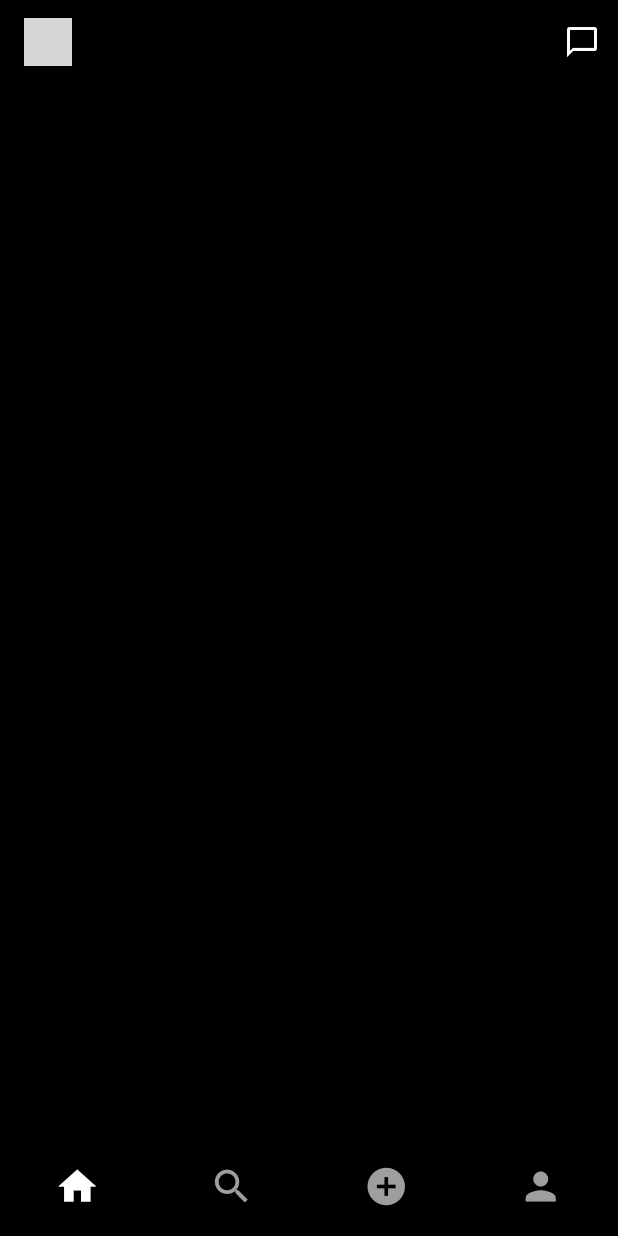
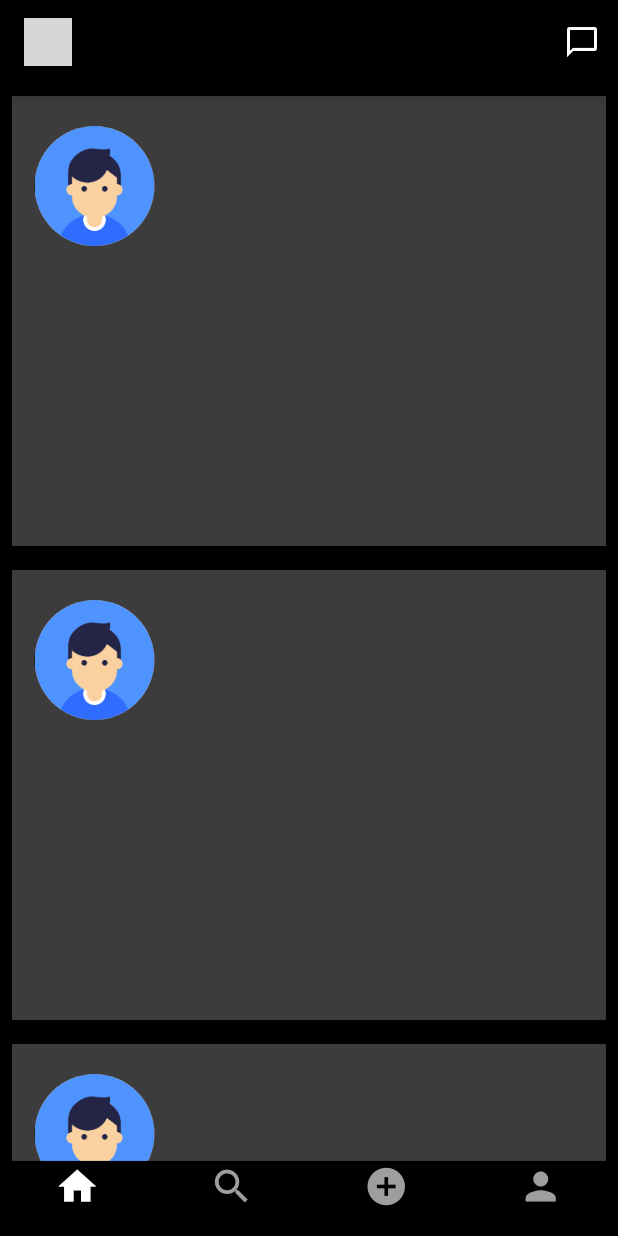
Before and after one commit to AmanuelFeyissa/Wellness-Ethiopia, a Flutter app: the screen it shows once a user with an empty profile is signed in, on a phone screen of 412 x 824 dp. Run offline on Flutter 3.47's test engine with Material 2 defaults, Android fonts, the phone set to English and light mode, and no system bars; our stand-ins replace cloud_firestore, file_picker, firebase_auth, firebase_core, firebase_storage, flutter_chat_types and 5 more; accounts and stored records are empty; grey boxes are pictures that could not be loaded.

Commit message:
Update feed_screen.dart
added list view containers

```diff
--- a/wellness_ethiopia/lib/screens/feed_screen.dart
+++ b/wellness_ethiopia/lib/screens/feed_screen.dart
@@ -55,19 +55,56 @@ class _FeedScreenState extends State<FeedScreen> {
                 child: CircularProgressIndicator(),
               );
             }
-          return ListView.builder(
-            itemCount: snapshot.data!.docs.length,
-            itemBuilder: (ctx, index) => Container(
-              margin: EdgeInsets.symmetric(
-                horizontal: width > webScreenSize ? width * 0.3 : 0,
-                vertical: width > webScreenSize ? 15 : 0,
+            // TODO uncomment later
+            // return ListView.builder(
+            //   itemCount: snapshot.data!.docs.length,
+            //   itemBuilder: (ctx, index) => Container(
+            //     margin: EdgeInsets.symmetric(
+            //       horizontal: width > webScreenSize ? width * 0.3 : 0,
+            //       vertical: width > webScreenSize ? 15 : 0,
+            //     ),
+            //     child: PostCard(
+            //       snap: snapshot.data!.docs[index].data(),
+            //     ),
+            //   ),
+            // );
+            return ListView(
+              children: [
+                //appBar(),
+                // ignore: deprecated_member_use
+
+                SizedBox(
+                  height: 0,
                 ),
-              child: PostCard(
-                snap: snapshot.data!.docs[index].data(),
+                Contain(),
+                Contain(),
+                Contain(),
+
+                Contain(),
+              ],
+            );
+          }),
+    );
+  }
+
+  Widget Contain() {
+    return Padding(
+      padding: const EdgeInsets.all(8.0),
+      child: Container(
+        height: 300,
+        color: Color.fromARGB(66, 235, 232, 232),
+        child: Row(
+          // ignore: prefer_const_literals_to_create_immutables
+          children: [
+            Padding(
+              padding: const EdgeInsets.fromLTRB(15, 0, 50, 180),
+              child: CircleAvatar(
+                radius: 40,
+                backgroundImage: AssetImage('images/profile.png'),
               ),
             ),
-          );
-        },
+          ],
+        ),
       ),
     );
   }
```
Lines whose indentation alone changed are shown as unchanged.
